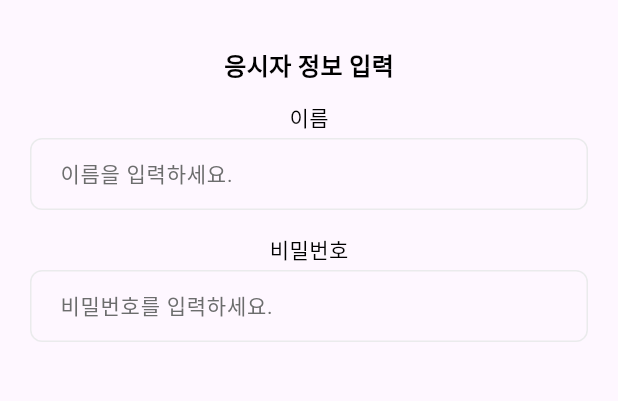
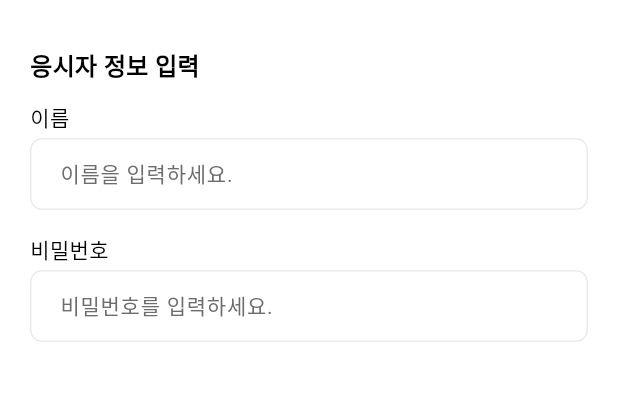
Before and after one commit to egg-z1/0rmee_mvp, a Flutter app: the QuizAuth screen opened directly, on a phone screen of 412 x 824 dp, the part 84-485 px from its top. Run offline on Flutter 3.47's test engine with Material 3 defaults, Android fonts, the phone set to English and light mode, and no system bars; our stand-ins replace flutter_svg, get; network calls fail; Roboto replaces fonts that are missing (Pretendard).

Commit message:
퀴즈 전 유저 정보 입력 화면 UI(#11)

```diff
--- a/lib/designs/OrmeeTextField1.dart
+++ b/lib/designs/OrmeeTextField1.dart
@@ -10,28 +10,31 @@ import 'package:ormee_mvp/designs/OrmeeColor.dart';
 // var isTextFieldNotEmpty1 = false.obs; // Rx로 상태 관리
 //
 // OrmeeTextField1(
-//                 hintText: '이메일을 입력하세요.',
-//                 controller: _controller_1,
+//                 hintText: "이름을 입력하세요.",
+//                 controller: _controller_id,
 //                 textInputAction: TextInputAction.next,
+//                 isTextNotEmpty: isTextFieldNotEmpty_id,
 //                 onFieldSubmitted: (term) {
 //                   FocusScope.of(context).nextFocus();
 //                 },
-//                 isTextNotEmpty: isTextFieldNotEmpty1,
 //               ),
 //
 // OrmeeTextField1(
 //                 hintText: '비밀번호를 입력하세요.',
-//                 controller: _controller_2,
+//                 controller: _controller_pw,
 //                 textInputAction: TextInputAction.done,
-//                 isTextNotEmpty: isTextFieldNotEmpty2,
+//                 isTextNotEmpty: isTextFieldNotEmpty_pw,
 //                 isPassword: true,
+//                 onFieldSubmitted: (term) {
+//                   FocusScope.of(context).dispose();
+//                 },
 //               ),
 
 class OrmeeTextField1 extends StatelessWidget {
   final String hintText;
   final TextEditingController controller;
   final TextInputAction textInputAction;
-  final Function(String)? onFieldSubmitted;
+  final Function(String) onFieldSubmitted;
   final RxBool isTextNotEmpty; // Rx<bool>로 상태 관리
   final bool? isPassword; // 선택적 파라미터
   final RxBool isObscure = true.obs; // 비밀번호 숨김 상태 관리
@@ -40,7 +43,7 @@ class OrmeeTextField1 extends StatelessWidget {
     required this.hintText,
     required this.controller,
     required this.textInputAction,
-    this.onFieldSubmitted,
+    required this.onFieldSubmitted,
     required this.isTextNotEmpty,
     this.isPassword,
   });
--- a/lib/screens/quiz_auth/view.dart
+++ b/lib/screens/quiz_auth/view.dart
@@ -1,6 +1,7 @@
 import 'package:flutter/material.dart';
 import 'package:get/get.dart';
 import 'package:ormee_mvp/designs/OrmeeAppbar.dart';
+import 'package:ormee_mvp/designs/OrmeeColor.dart';
 import 'package:ormee_mvp/designs/OrmeeTextField1.dart';
 import 'package:ormee_mvp/designs/OrmeeTypo.dart';
 
@@ -16,13 +17,14 @@ class QuizAuth extends StatelessWidget {
 
     return SafeArea(
       child: Scaffold(
+        backgroundColor: OrmeeColor.white,
         appBar: OrmeeAppBar(
           title: "6주차 퀴즈",
         ),
         body: Padding(
           padding: EdgeInsets.fromLTRB(20, 32, 20, 0),
           child: Column(
-            mainAxisAlignment: MainAxisAlignment.start,
+            crossAxisAlignment: CrossAxisAlignment.start,
             mainAxisSize: MainAxisSize.min,
             children: [
               T4_16px(text: "응시자 정보 입력"),
@@ -55,6 +57,11 @@ class QuizAuth extends StatelessWidget {
                 textInputAction: TextInputAction.done,
                 isTextNotEmpty: isTextFieldNotEmpty_pw,
                 isPassword: true,
+                onFieldSubmitted: (term) {
+                  FocusScope.of(context).dispose();
+                  // print(_controller_id.text);
+                  // print(_controller_pw.text);
+                },
               ),
             ],
           ),
```
